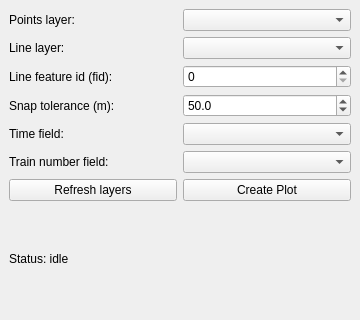
Above: stringlines_dockwidget_base.ui from eithan11/AI_created_QGIS_plugin_demo before the change. Below: the same form after it.
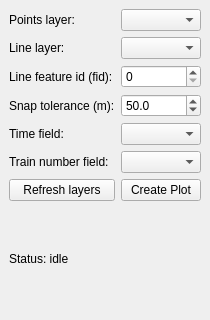
That is the form after the change.

Diff of the .ui file:
```diff
--- a/stringlines_dockwidget_base.ui
+++ b/stringlines_dockwidget_base.ui
@@ -6,7 +6,7 @@
    <rect>
     <x>0</x>
     <y>0</y>
-    <width>360</width>
+    <width>1</width>
     <height>320</height>
    </rect>
   </property>
```
Left out of the diff: 30 changed lines with no effect on the pictures.
